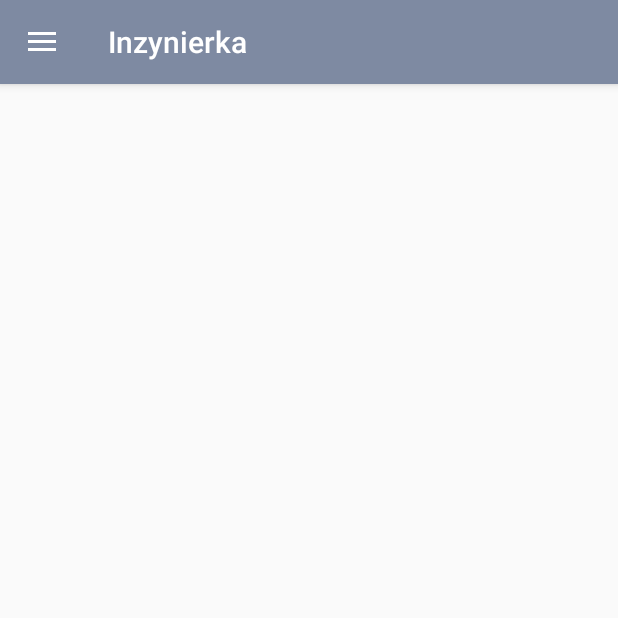
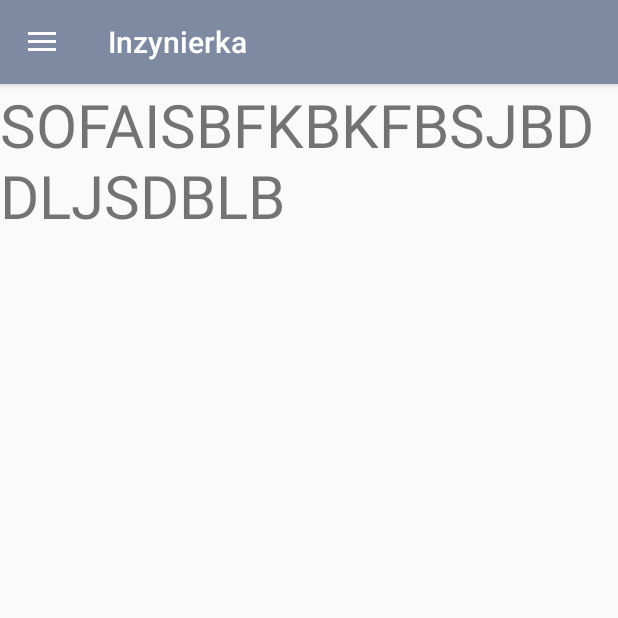
Before and after one commit to Ishimura92/inzynierka, an Android app: the MainActivity screen opened directly, with no data from a screen before it, on a phone screen of 412 x 824 dp, the top half of it. Run offline under Robolectric (Android 15) with nearby library versions, the light colour scheme and no system bars; libraries missing offline, so code that uses them is left out: io.realm; 9 statements that could not run were skipped.

Commit message:
Working with Fragments

```diff
--- a/app/src/main/java/com/example/luki/inzynierka/Callbacks/MainActivityCallbacks.java
+++ b/app/src/main/java/com/example/luki/inzynierka/Callbacks/MainActivityCallbacks.java
@@ -1,5 +1,5 @@
 package com.example.luki.inzynierka.Callbacks;
 
 public interface MainActivityCallbacks {
-
+    void changeToMainFragment(String fragmentTitle);
 }
--- a/app/src/main/java/com/example/luki/inzynierka/Fragments/MainFragment.java
+++ b/app/src/main/java/com/example/luki/inzynierka/Fragments/MainFragment.java
@@ -1,9 +1,14 @@
 package com.example.luki.inzynierka.Fragments;
 
 import android.app.Activity;
+import android.os.Bundle;
 import android.support.v4.app.Fragment;
+import android.view.LayoutInflater;
+import android.view.View;
+import android.view.ViewGroup;
 
 import com.example.luki.inzynierka.Callbacks.MainActivityCallbacks;
+import com.example.luki.inzynierka.R;
 
 import io.realm.Realm;
 
@@ -13,9 +18,18 @@ public class MainFragment extends Fragment{
     private Realm realm;
 
 
+    @Override
+    public View onCreateView(LayoutInflater inflater, ViewGroup container, Bundle savedInstanceState) {
+        View view = inflater.inflate(R.layout.fragment_main, container, false);
+
+;
+        realm = Realm.getInstance(getActivity());
+        return view;
+    }
+
+    @Override
     public void onAttach(Activity activity) {
         super.onAttach(activity);
         mainActivityCallbacks = (MainActivityCallbacks) activity;
-        realm = Realm.getInstance(getActivity());
     }
 }
--- a/app/src/main/java/com/example/luki/inzynierka/MainActivity.java
+++ b/app/src/main/java/com/example/luki/inzynierka/MainActivity.java
@@ -1,18 +1,21 @@
 package com.example.luki.inzynierka;
 
 import android.os.Bundle;
+import android.support.v4.app.FragmentTransaction;
 import android.support.v4.widget.DrawerLayout;
 import android.support.v7.app.ActionBarDrawerToggle;
 import android.support.v7.app.AppCompatActivity;
 import android.view.MenuItem;
 import android.view.View;
 import android.widget.AdapterView;
+import android.widget.ImageView;
 import android.widget.ListView;
 import android.widget.RelativeLayout;
-import android.widget.Toast;
+import android.widget.TextView;
 
 import com.example.luki.inzynierka.Adapters.DrawerListAdapter;
 import com.example.luki.inzynierka.Callbacks.MainActivityCallbacks;
+import com.example.luki.inzynierka.Fragments.MainFragment;
 import com.example.luki.inzynierka.Models.Vehicle;
 import com.example.luki.inzynierka.Utils.NavItem;
 
@@ -24,12 +27,16 @@ import io.realm.RealmResults;
 
 public class MainActivity extends AppCompatActivity implements MainActivityCallbacks {
 
+    public ListView mDrawerList;
+    public RelativeLayout mDrawerPane;
     private int vehicleID;
     private Realm realm;
-    ListView mDrawerList;
-    RelativeLayout mDrawerPane;
     private ActionBarDrawerToggle mDrawerToggle;
     private DrawerLayout mDrawerLayout;
+    private MainFragment mainFragment;
+    private ImageView imageViewAvatar;
+    private TextView textViewCarBrand, textViewCarModel;
+    private Vehicle currentVehicle;
 
     ArrayList<NavItem> mNavItems = new ArrayList<NavItem>();
 
@@ -42,18 +49,45 @@ public class MainActivity extends AppCompatActivity implements MainActivityCallb
         getSupportActionBar().setHomeButtonEnabled(true);
         getExtras();
 
-        RealmQuery<Vehicle> query = realm.where(Vehicle.class);
-        query.equalTo("id", vehicleID);
-        RealmResults<Vehicle> results = query.findAll();
+        initView();
+        initFragments();
+
+        getVehicleFromRealm();
 
         setupNavigationDrawer();
     }
 
+    private void initView() {
+        imageViewAvatar = (ImageView) findViewById(R.id.avatar);
+        textViewCarBrand = (TextView) findViewById(R.id.carBrand);
+        textViewCarModel = (TextView) findViewById(R.id.carModel);
+    }
+
+    private void getVehicleFromRealm(){
+        RealmQuery<Vehicle> query = realm.where(Vehicle.class);
+        query.equalTo("id", vehicleID);
+        RealmResults<Vehicle> results = query.findAll();
+        currentVehicle = results.first();
+    }
+
+    private void initFragments() {
+        mainFragment = new MainFragment();
+    }
+
+    @Override
+    public void setTitle(CharSequence title) {
+        getSupportActionBar().setTitle(title);
+    }
+
     private void setupNavigationDrawer() {
-        mNavItems.add(new NavItem("Naprawy", "Przeglądaj swoje naprawy", R.drawable.ic_repair_black));
-        mNavItems.add(new NavItem("Tankowania", "Zarządzaj tankowaniem", R.drawable.ic_fuel_black));
-        mNavItems.add(new NavItem("Serwisy", "Spis dokonanych serwisów", R.drawable.ic_service_black));
-        mNavItems.add(new NavItem("Warsztaty", "Twoi mechanicy", R.drawable.ic_mechanic_black));
+        mNavItems.add(new NavItem("Naprawy", "Przeglądaj swoje naprawy", R.drawable.ic_repair_black_small));
+        mNavItems.add(new NavItem("Tankowania", "Zarządzaj tankowaniem", R.drawable.ic_fuel_black_small));
+        mNavItems.add(new NavItem("Serwisy", "Spis dokonanych serwisów", R.drawable.ic_service_black_small));
+        mNavItems.add(new NavItem("Warsztaty", "Twoi mechanicy", R.drawable.ic_mechanic_black_small));
+
+        imageViewAvatar.setImageResource(currentVehicle.getImage());
+        textViewCarModel.setText(currentVehicle.getModel());
+        textViewCarBrand.setText(currentVehicle.getBrand());
 
         // DrawerLayout
         mDrawerLayout = (DrawerLayout) findViewById(R.id.drawerLayout);
@@ -92,19 +126,8 @@ public class MainActivity extends AppCompatActivity implements MainActivityCallb
     }
 
     private void selectItemFromDrawer(int position) {
-//        Fragment fragment = new PreferencesFragment();
-//
-//        FragmentManager fragmentManager = getFragmentManager();
-//        fragmentManager.beginTransaction()
-//                .replace(R.id.mainContent, fragment)
-//                .commit();
-//
-//        mDrawerList.setItemChecked(position, true);
-//        setTitle(mNavItems.get(position).mTitle);
+        mDrawerList.setItemChecked(position, true);
 
-        Toast.makeText(this, "Wybrałes pozycje " + mNavItems.get(position).getTitle(), Toast.LENGTH_SHORT).show();
-
-        // Close the drawer
         mDrawerLayout.closeDrawer(mDrawerPane);
     }
 
@@ -135,6 +158,15 @@ public class MainActivity extends AppCompatActivity implements MainActivityCallb
         }
     }
 
+    @Override
+    public void changeToMainFragment(String fragmentTitle) {
+        setTitle(fragmentTitle);
+        final FragmentTransaction transaction = getSupportFragmentManager().beginTransaction();
+        transaction.replace(R.id.fragment_main, mainFragment);
+        transaction.addToBackStack(fragmentTitle);
+        transaction.commit();
+    }
+
 
     @Override
     public void onBackPressed() {
--- a/app/src/main/res/layout/activity_main.xml
+++ b/app/src/main/res/layout/activity_main.xml
@@ -1,14 +1,16 @@
-<android.support.v4.widget.DrawerLayout
-    xmlns:android="http://schemas.android.com/apk/res/android"
+<android.support.v4.widget.DrawerLayout xmlns:android="http://schemas.android.com/apk/res/android"
+    xmlns:tools="http://schemas.android.com/tools"
     android:id="@+id/drawerLayout"
     android:layout_width="match_parent"
     android:layout_height="match_parent">
 
     <!-- The main content view -->
-    <RelativeLayout
-        android:id="@+id/mainContent"
+    <fragment
+        android:id="@+id/fragment_main"
         android:layout_width="match_parent"
-        android:layout_height="match_parent" />
+        android:layout_height="match_parent"
+        tools:layout="@layout/fragment_main"
+        class="com.example.luki.inzynierka.Fragments.MainFragment"/>
 
     <!-- The navigation drawer -->
     <RelativeLayout
@@ -28,7 +30,7 @@
 
             <ImageView
                 android:id="@+id/avatar"
-                android:layout_width="50dp"
+                android:layout_width="80dp"
                 android:layout_height="50dp"
                 android:src="@drawable/car_placeholder"
                 android:layout_marginTop="15dp" />
@@ -42,21 +44,21 @@
                 android:orientation="vertical" >
 
                 <TextView
-                    android:id="@+id/userName"
+                    android:id="@+id/carBrand"
                     android:layout_width="wrap_content"
                     android:layout_height="wrap_content"
-                    android:text="Rishabh"
+                    android:text="Placeholder"
                     android:textColor="#fff"
                     android:textSize="16sp"
                     android:textStyle="bold" />
 
                 <TextView
-                    android:id="@+id/desc"
+                    android:id="@+id/carModel"
                     android:layout_width="wrap_content"
                     android:layout_height="wrap_content"
                     android:layout_gravity="bottom"
                     android:layout_marginTop="4dp"
-                    android:text="View Profile"
+                    android:text="Placeholder"
                     android:textColor="#fff"
                     android:textSize="12sp" />
             </LinearLayout>
--- a/app/src/main/res/layout/fragment_main.xml
+++ b/app/src/main/res/layout/fragment_main.xml
@@ -1,6 +1,15 @@
 <?xml version="1.0" encoding="utf-8"?>
-<LinearLayout xmlns:android="http://schemas.android.com/apk/res/android"
-    android:orientation="vertical" android:layout_width="match_parent"
-    android:layout_height="match_parent">
+<LinearLayout
+    android:id="@+id/fragment_main"
+    android:orientation="vertical"
+    android:layout_width="match_parent"
+    android:layout_height="match_parent"
+    xmlns:android="http://schemas.android.com/apk/res/android">
+
+    <TextView
+        android:layout_width="wrap_content"
+        android:layout_height="wrap_content"
+        android:textSize="40dp"
+        android:text="SOFAISBFKBKFBSJBDDLJSDBLB"/>
 
 </LinearLayout>
```
Also changed, not shown: app/src/main/java/com/example/luki/inzynierka/Models/Vehicle.java (+9 -0 lines), app/src/main/java/com/example/luki/inzynierka/VehicleChooser.java (+22 -0 lines), app/src/main/res/drawable/ic_fuel_black_small.png (added), app/src/main/res/drawable/ic_mechanic_black_small.png (added), app/src/main/res/drawable/ic_repair_black_small.png (added), app/src/main/res/drawable/ic_service_black_small.png (added).
